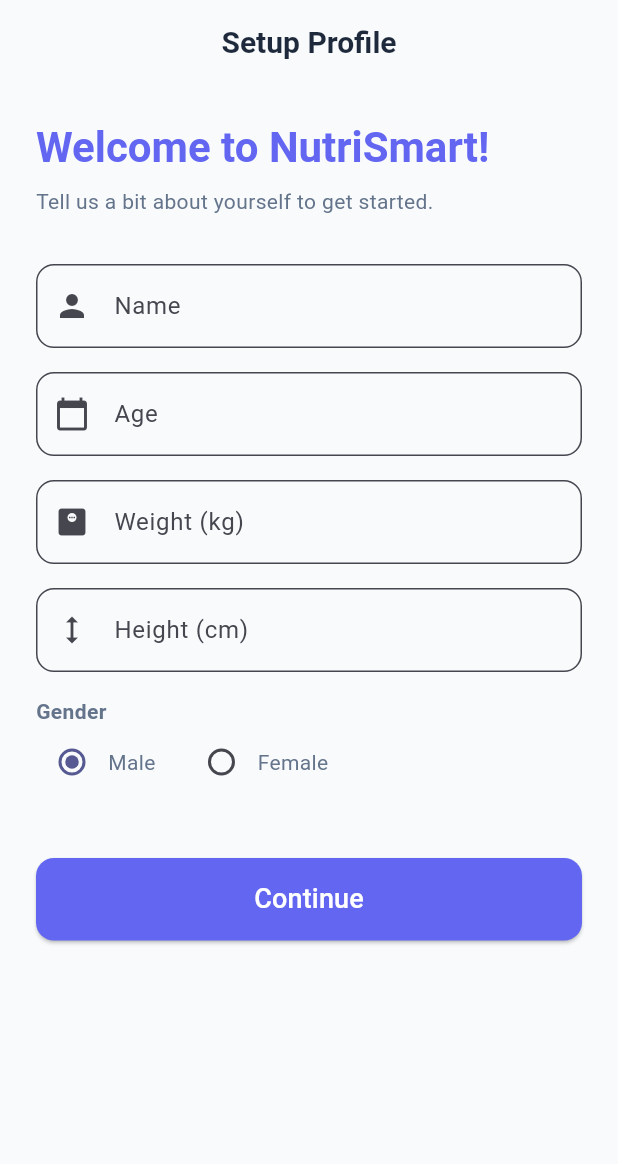
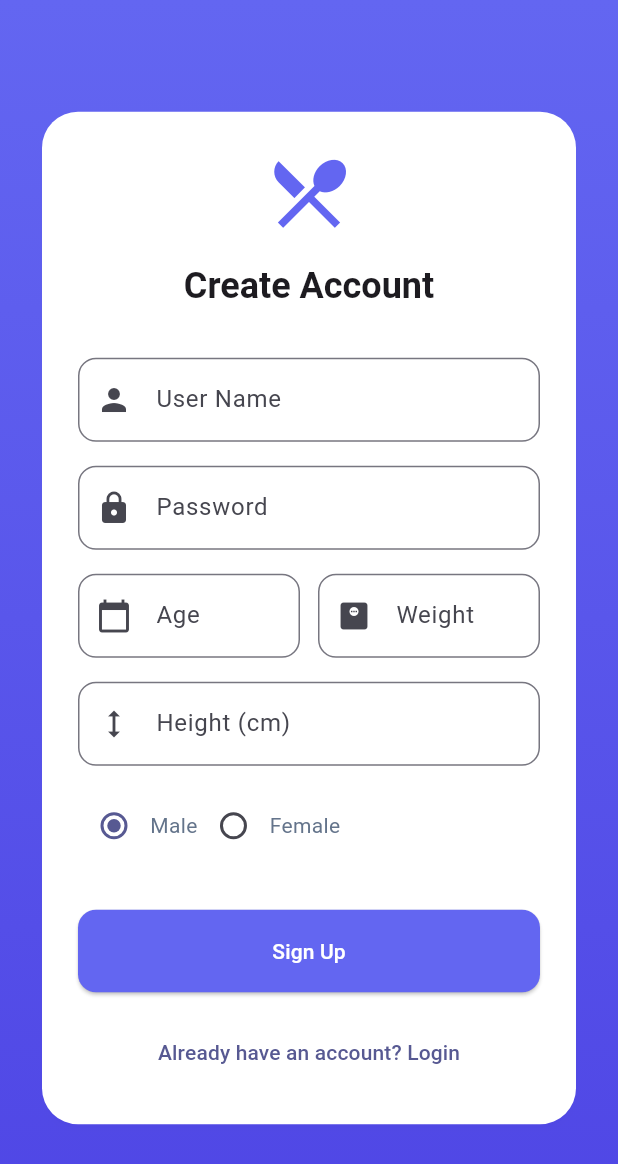
Before and after one commit to mejbin-malla/Smart-Meal-Planner, a Flutter app: the screen it shows after launch, on a phone screen of 412 x 824 dp. Shown: the top 1164 px of the screen. Run offline on Flutter 3.47's test engine with Material 3 defaults, Android fonts, the phone set to English and light mode, and no system bars; our stand-ins replace fl_chart, google_fonts, hive, hive_flutter, shared_preferences; accounts and stored records are empty; Roboto replaces fonts that are missing (Tinos).

Commit message:
Final Enhancements

```diff
--- a/nutri_smart/lib/main.dart
+++ b/nutri_smart/lib/main.dart
@@ -7,7 +7,7 @@
 import 'providers/food_provider.dart';
 import 'themes/app_theme.dart';
 import 'screens/splash_screen.dart';
-import 'screens/onboarding_screen.dart';
+import 'screens/auth_screen.dart';
 import 'screens/main_screen.dart';
 
 void main() async {
@@ -33,7 +33,6 @@
   @override
   Widget build(BuildContext context) {
     final themeProvider = Provider.of<ThemeProvider>(context);
-    final userProvider = Provider.of<UserProvider>(context);
 
     return MaterialApp(
       title: 'NutriSmart',
@@ -41,13 +40,47 @@
       theme: AppTheme.lightTheme,
       darkTheme: AppTheme.darkTheme,
       themeMode: themeProvider.isDarkMode ? ThemeMode.dark : ThemeMode.light,
-      home: userProvider.isAuthenticated
-          ? const MainScreen()
-          : const SplashScreen(),
+      home: const AuthWrapper(),
       routes: {
-        '/onboarding': (context) => const OnboardingScreen(),
+        '/auth': (context) => const AuthScreen(),
         '/home': (context) => const MainScreen(),
       },
     );
   }
 }
+
+class AuthWrapper extends StatefulWidget {
+  const AuthWrapper({super.key});
+
+  @override
+  State<AuthWrapper> createState() => _AuthWrapperState();
+}
+
+class _AuthWrapperState extends State<AuthWrapper> {
+  bool _showSplash = true;
+
+  @override
+  void initState() {
+    super.initState();
+    Future.delayed(const Duration(seconds: 3), () {
+      if (mounted) {
+        setState(() => _showSplash = false);
+      }
+    });
+  }
+
+  @override
+  Widget build(BuildContext context) {
+    if (_showSplash) {
+      return const SplashScreen();
+    }
+
+    final userProvider = Provider.of<UserProvider>(context);
+
+    if (userProvider.isAuthenticated) {
+      return const MainScreen();
+    } else {
+      return const AuthScreen();
+    }
+  }
+}
--- a/nutri_smart/lib/models/user_model.dart
+++ b/nutri_smart/lib/models/user_model.dart
@@ -31,6 +31,9 @@
   @HiveField(8)
   double fatGoal;
 
+  @HiveField(9)
+  String? password;
+
   UserProfile({
     required this.name,
     required this.age,
@@ -41,5 +44,6 @@
     required this.proteinGoal,
     required this.carbGoal,
     required this.fatGoal,
+    this.password,
   });
 }
--- a/nutri_smart/lib/providers/user_provider.dart
+++ b/nutri_smart/lib/providers/user_provider.dart
@@ -5,10 +5,13 @@
 
 class UserProvider extends ChangeNotifier {
   UserProfile? _user;
+  bool _isLoggedIn = false;
   final Box<UserProfile> _userBox = Hive.box<UserProfile>(AppConstants.userBox);
+  final Box<int> _settingsBox = Hive.box<int>(AppConstants.settingsBox); // Reusing settings box
 
   UserProfile? get user => _user;
-  bool get isAuthenticated => _user != null;
+  bool get isAuthenticated => _isLoggedIn && _user != null;
+  bool get hasProfile => _userBox.isNotEmpty;
 
   UserProvider() {
     _loadUser();
@@ -17,15 +20,36 @@
   void _loadUser() {
     if (_userBox.isNotEmpty) {
       _user = _userBox.getAt(0);
+      _isLoggedIn = _settingsBox.get('isLoggedIn', defaultValue: 0) == 1;
       notifyListeners();
     }
   }
 
-  Future<void> setupProfile(UserProfile profile) async {
+  Future<String?> register(UserProfile profile) async {
     await _userBox.clear();
     await _userBox.add(profile);
     _user = profile;
+    _isLoggedIn = true;
+    await _settingsBox.put('isLoggedIn', 1);
     notifyListeners();
+    return null;
+  }
+
+  Future<String?> login(String name, String password) async {
+    if (_userBox.isEmpty) return "No user found. Please register.";
+    final user = _userBox.getAt(0);
+    if (user?.name == name && user?.password == password) {
+      _user = user;
+      _isLoggedIn = true;
+      await _settingsBox.put('isLoggedIn', 1);
+      notifyListeners();
+      return null;
+    }
+    return "Invalid name or password.";
+  }
+
+  Future<void> setupProfile(UserProfile profile) async {
+    await register(profile);
   }
 
   Future<void> updateGoals({
@@ -45,7 +69,8 @@
   }
 
   Future<void> logout() async {
-    await _userBox.clear();
+    _isLoggedIn = false;
+    await _settingsBox.put('isLoggedIn', 0);
     _user = null;
     notifyListeners();
   }
--- /dev/null
+++ b/nutri_smart/lib/screens/auth_screen.dart
@@ -0,0 +1,164 @@
+import 'package:flutter/material.dart';
+import 'package:provider/provider.dart';
+import '../providers/user_provider.dart';
+import '../models/user_model.dart';
+import '../constants/app_constants.dart';
+
+class AuthScreen extends StatefulWidget {
+  const AuthScreen({super.key});
+
+  @override
+  State<AuthScreen> createState() => _AuthScreenState();
+}
+
+class _AuthScreenState extends State<AuthScreen> {
+  final _formKey = GlobalKey<FormState>();
+  final _nameController = TextEditingController();
+  final _passwordController = TextEditingController();
+  bool _isLogin = true;
+
+  @override
+  void initState() {
+    super.initState();
+    _isLogin = Provider.of<UserProvider>(context, listen: false).hasProfile;
+  }
+
+  // Sign up specific controllers
+  final _ageController = TextEditingController();
+  final _weightController = TextEditingController();
+  final _heightController = TextEditingController();
+  String _gender = "Male";
+
+  void _submit() async {
+    if (_formKey.currentState!.validate()) {
+      final userProvider = Provider.of<UserProvider>(context, listen: false);
+      String? error;
+
+      if (_isLogin) {
+        error = await userProvider.login(_nameController.text, _passwordController.text);
+      } else {
+        final user = UserProfile(
+          name: _nameController.text,
+          password: _passwordController.text,
+          age: double.parse(_ageController.text),
+          weight: double.parse(_weightController.text),
+          height: double.parse(_heightController.text),
+          gender: _gender,
+          calorieGoal: 2000,
+          proteinGoal: 150,
+          carbGoal: 250,
+          fatGoal: 70,
+        );
+        error = await userProvider.register(user);
+      }
+
+      if (error != null) {
+        if (!mounted) return;
+        ScaffoldMessenger.of(context).showSnackBar(SnackBar(content: Text(error), backgroundColor: Colors.red));
+      }
+    }
+  }
+
+  @override
+  Widget build(BuildContext context) {
+    return Scaffold(
+      body: Container(
+        width: double.infinity,
+        decoration: BoxDecoration(
+          gradient: LinearGradient(
+            begin: Alignment.topCenter,
+            end: Alignment.bottomCenter,
+            colors: [AppColors.primary, AppColors.primaryDark],
+          ),
+        ),
+        child: SafeArea(
+          child: Center(
+            child: SingleChildScrollView(
+              padding: const EdgeInsets.all(24),
+              child: Card(
+                shape: RoundedRectangleBorder(borderRadius: BorderRadius.circular(24)),
+                child: Padding(
+                  padding: const EdgeInsets.all(24),
+                  child: Form(
+                    key: _formKey,
+                    child: Column(
+                      mainAxisSize: MainAxisSize.min,
+                      children: [
+                        const Icon(Icons.restaurant_menu, size: 60, color: AppColors.primary),
+                        const SizedBox(height: 16),
+                        Text(
+                          _isLogin ? "Login to NutriSmart" : "Create Account",
+                          style: Theme.of(context).textTheme.headlineSmall?.copyWith(fontWeight: FontWeight.bold),
+                        ),
+                        const SizedBox(height: 32),
+                        _buildTextField(_nameController, "User Name", Icons.person),
+                        const SizedBox(height: 16),
+                        _buildTextField(_passwordController, "Password", Icons.lock, isPassword: true),
+
+                        if (!_isLogin) ...[
+                          const SizedBox(height: 16),
+                          Row(
+                            children: [
+                              Expanded(child: _buildTextField(_ageController, "Age", Icons.calendar_today, isNumber: true)),
+                              const SizedBox(width: 12),
+                              Expanded(child: _buildTextField(_weightController, "Weight", Icons.monitor_weight, isNumber: true)),
+                            ],
+                          ),
+                          const SizedBox(height: 16),
+                          _buildTextField(_heightController, "Height (cm)", Icons.height, isNumber: true),
+                          const SizedBox(height: 16),
+                          Row(
+                            children: [
+                              Radio(value: "Male", groupValue: _gender, onChanged: (v) => setState(() => _gender = v!)),
+                              const Text("Male"),
+                              Radio(value: "Female", groupValue: _gender, onChanged: (v) => setState(() => _gender = v!)),
+                              const Text("Female"),
+                            ],
+                          ),
+                        ],
+
+                        const SizedBox(height: 32),
+                        SizedBox(
+                          width: double.infinity,
+                          height: 55,
+                          child: ElevatedButton(
+                            onPressed: _submit,
+                            style: ElevatedButton.styleFrom(
+                              backgroundColor: AppColors.primary,
+                              foregroundColor: Colors.white,
+                              shape: RoundedRectangleBorder(borderRadius: BorderRadius.circular(12)),
+                            ),
+                            child: Text(_isLogin ? "Login" : "Sign Up"),
+                          ),
+                        ),
+                        const SizedBox(height: 16),
+                        TextButton(
+                          onPressed: () => setState(() => _isLogin = !_isLogin),
+                          child: Text(_isLogin ? "Don't have an account? Sign Up" : "Already have an account? Login"),
+                        ),
+                      ],
+                    ),
+                  ),
+                ),
+              ),
+            ),
+          ),
+        ),
+      ),
+    );
+  }
+
+  Widget _buildTextField(TextEditingController controller, String label, IconData icon, {bool isPassword = false, bool isNumber = false}) {
+    return TextFormField(
+      controller: controller,
+      obscureText: isPassword,
+      keyboardType: isNumber ? TextInputType.number : TextInputType.text,
+      decoration: InputDecoration(
+        labelText: label,
+        prefixIcon: Icon(icon),
+        border: OutlineInputBorder(borderRadius: BorderRadius.circular(12)),
+      ),
+      validator: (v) => v == null || v.isEmpty ? "Required" : null,
+    );
+  }
+}
--- a/nutri_smart/lib/screens/onboarding_screen.dart
+++ /dev/null
@@ -1,118 +0,0 @@
-import 'package:flutter/material.dart';
-import 'package:provider/provider.dart';
-import '../models/user_model.dart';
-import '../providers/user_provider.dart';
-import '../constants/app_constants.dart';
-
-class OnboardingScreen extends StatefulWidget {
-  const OnboardingScreen({super.key});
-
-  @override
-  State<OnboardingScreen> createState() => _OnboardingScreenState();
-}
-
-class _OnboardingScreenState extends State<OnboardingScreen> {
-  final _formKey = GlobalKey<FormState>();
-  final _nameController = TextEditingController();
-  final _ageController = TextEditingController();
-  final _weightController = TextEditingController();
-  final _heightController = TextEditingController();
-  String _gender = "Male";
-
-  void _submit() {
-    if (_formKey.currentState!.validate()) {
-      final user = UserProfile(
-        name: _nameController.text,
-        age: double.parse(_ageController.text),
-        weight: double.parse(_weightController.text),
-        height: double.parse(_heightController.text),
-        gender: _gender,
-        calorieGoal: 2000, // Defaults, can be updated later
-        proteinGoal: 150,
-        carbGoal: 250,
-        fatGoal: 70,
-      );
-
-      Provider.of<UserProvider>(context, listen: false).setupProfile(user);
-      Navigator.pushReplacementNamed(context, '/home');
-    }
-  }
-
-  @override
-  Widget build(BuildContext context) {
-    return Scaffold(
-      appBar: AppBar(title: const Text("Setup Profile")),
-      body: SingleChildScrollView(
-        padding: const EdgeInsets.all(24.0),
-        child: Form(
-          key: _formKey,
-          child: Column(
-            crossAxisAlignment: CrossAxisAlignment.start,
-            children: [
-              Text(
-                "Welcome to NutriSmart!",
-                style: Theme.of(context).textTheme.headlineMedium?.copyWith(
-                  fontWeight: FontWeight.bold,
-                  color: AppColors.primary,
-                ),
-              ),
-              const SizedBox(height: 8),
-              const Text("Tell us a bit about yourself to get started."),
-              const SizedBox(height: 32),
-
-              _buildTextField(_nameController, "Name", Icons.person, TextInputType.name),
-              const SizedBox(height: 16),
-              _buildTextField(_ageController, "Age", Icons.calendar_today, TextInputType.number),
-              const SizedBox(height: 16),
-              _buildTextField(_weightController, "Weight (kg)", Icons.monitor_weight, TextInputType.number),
-              const SizedBox(height: 16),
-              _buildTextField(_heightController, "Height (cm)", Icons.height, TextInputType.number),
-              const SizedBox(height: 16),
-
-              const Text("Gender", style: TextStyle(fontWeight: FontWeight.bold)),
-              Row(
-                children: [
-                  Radio(value: "Male", groupValue: _gender, onChanged: (v) => setState(() => _gender = v!)),
-                  const Text("Male"),
-                  const SizedBox(width: 20),
-                  Radio(value: "Female", groupValue: _gender, onChanged: (v) => setState(() => _gender = v!)),
-                  const Text("Female"),
-                ],
-              ),
-
-              const SizedBox(height: 40),
-              SizedBox(
-                width: double.infinity,
-                height: 55,
-                child: ElevatedButton(
-                  onPressed: _submit,
-                  style: ElevatedButton.styleFrom(
-                    backgroundColor: AppColors.primary,
-                    foregroundColor: Colors.white,
-                    shape: RoundedRectangleBorder(borderRadius: BorderRadius.circular(12)),
-                  ),
-                  child: const Text("Continue", style: TextStyle(fontSize: 18)),
-                ),
-              ),
-            ],
-          ),
-        ),
-      ),
-    );
-  }
-
-  Widget _buildTextField(TextEditingController controller, String label, IconData icon, TextInputType type) {
-    return TextFormField(
-      controller: controller,
-      keyboardType: type,
-      decoration: InputDecoration(
-        labelText: label,
-        prefixIcon: Icon(icon),
-        border: OutlineInputBorder(borderRadius: BorderRadius.circular(12)),
-        filled: true,
-        fillColor: Colors.white.withOpacity(0.05),
-      ),
-      validator: (value) => value == null || value.isEmpty ? "Required" : null,
-    );
-  }
-}
```
Also changed, not shown: nutri_smart/lib/screens/analytics_screen.dart (+0 -42 lines), nutri_smart/lib/screens/splash_screen.dart (+0 -14 lines), nutri_smart/lib/models/user_model.g.dart.
